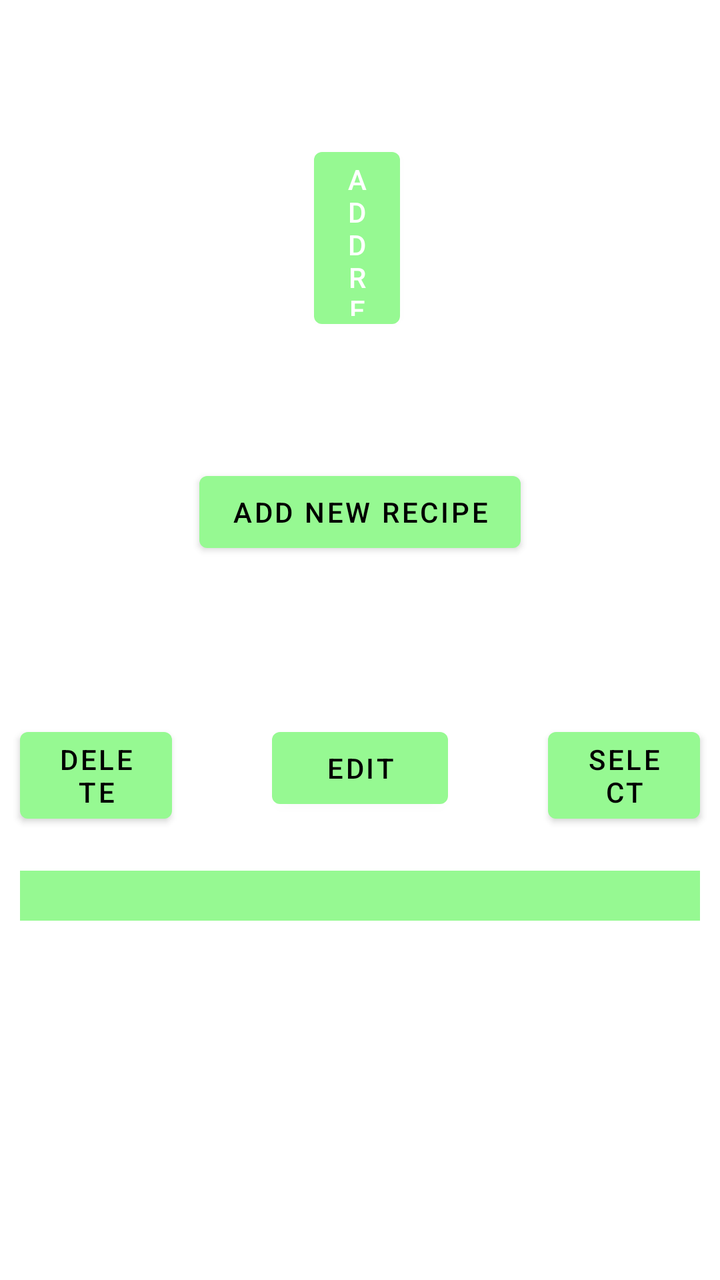
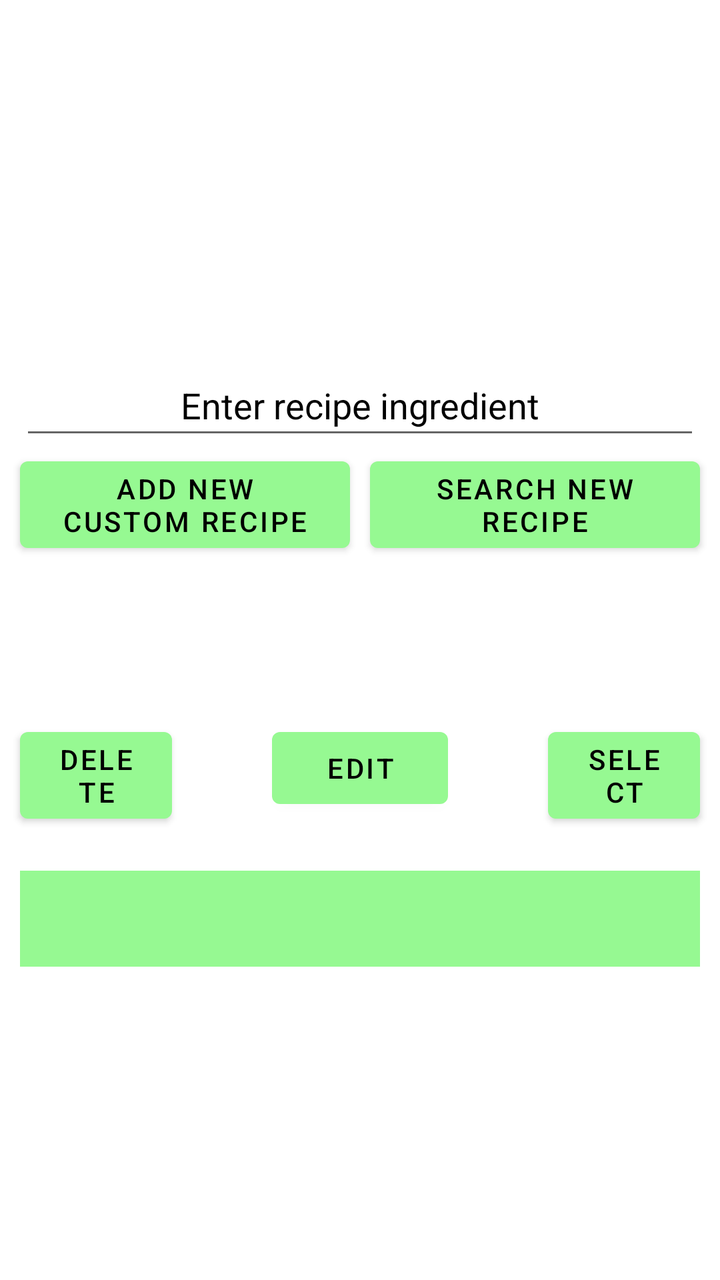

Two renders of the same Android screen: before a commit and after it. Below are the layout's source before the change and the commit's diff.
<!-- AndroidManifest.xml: application theme Theme.FYP -->
<!-- res/layout/fragment_recipe.xml -->
<?xml version="1.0" encoding="utf-8"?>
<RelativeLayout xmlns:android="http://schemas.android.com/apk/res/android"
    xmlns:app="http://schemas.android.com/apk/res-auto"
    xmlns:tools="http://schemas.android.com/tools"
    android:layout_width="match_parent"
    android:layout_height="match_parent"
    tools:context=".RecipeFragment">

    <Button
        android:id="@+id/addRecipe"
        android:layout_width="wrap_content"
        android:layout_height="wrap_content"
        android:layout_above="@+id/horizontalView"
        android:layout_centerHorizontal="true"
        android:layout_marginBottom="40dp"
        android:text="Add new Recipe"
        android:textColor="@color/primaryTextColor" />

    <Button
        android:id="@+id/testAddRecipe"
        android:layout_width="wrap_content"
        android:layout_height="wrap_content"
        android:layout_above="@+id/addRecipe"
        android:layout_alignParentStart="true"
        android:layout_alignParentTop="true"
        android:layout_alignParentEnd="true"
        android:layout_marginStart="157dp"
        android:layout_marginTop="70dp"
        android:layout_marginEnd="160dp"
        android:layout_marginBottom="64dp"
        android:text="add recipe" />

    <androidx.recyclerview.widget.RecyclerView
        android:id="@+id/horizontalView"
        android:layout_width="match_parent"
        android:layout_height="wrap_content"
        android:layout_centerInParent="true"
        android:orientation="horizontal">

    </androidx.recyclerview.widget.RecyclerView>

    <RelativeLayout
        android:id="@+id/DESbuttons"
        android:layout_width="match_parent"
        android:layout_height="wrap_content"
        android:layout_below="@+id/horizontalView"
        android:paddingTop="40dp">

        <Button
            android:id="@+id/delete"
            android:layout_width="wrap_content"
            android:layout_height="wrap_content"
            android:layout_alignParentStart="true"
            android:layout_marginStart="10dp"
            android:layout_marginEnd="50dp"
            android:layout_toStartOf="@+id/edit"

            android:text="Delete"
            android:textColor="@color/primaryTextColor" />

        <Button
            android:id="@+id/edit"
            android:layout_width="wrap_content"
            android:layout_height="wrap_content"
            android:layout_centerHorizontal="true"
            android:text="Edit"
            android:textColor="@color/primaryTextColor" />

        <Button
            android:id="@+id/select"
            android:layout_width="wrap_content"
            android:layout_height="wrap_content"
            android:layout_alignParentEnd="true"
            android:layout_marginStart="50dp"
            android:layout_marginEnd="10dp"
            android:layout_toEndOf="@+id/edit"
            android:text="Select"
            android:textColor="@color/primaryTextColor" />

    </RelativeLayout>

    <Spinner
        android:id="@+id/filterSpinner"
        android:layout_width="match_parent"
        android:layout_height="wrap_content"
        android:layout_below="@id/DESbuttons"
        android:layout_marginStart="10dp"
        android:layout_marginTop="20dp"
        android:layout_marginEnd="10dp"
        android:background="@color/primaryColor"
        android:minHeight="25dp"
        android:textAlignment="center" />


</RelativeLayout>
<!-- resources referenced by this layout -->
<resources>
  <color name="primaryColor">#96f992</color>
  <color name="primaryTextColor">#000000</color>
  <style name="Theme.FYP" parent="Theme.MaterialComponents.DayNight.NoActionBar">
          
          <item name="colorPrimary">@color/primaryColor</item>
          <item name="colorPrimaryVariant">@color/primaryLightColor</item>
          <item name="colorOnPrimary">#FFFFFF</item>
          
          <item name="colorSecondary">@color/secondaryColor</item>
          <item name="colorSecondaryVariant">@color/secondaryLightColor</item>
          <item name="colorOnSecondary">#FFFFFF</item>
          
          <item name="android:statusBarColor" tools:targetApi="l">?attr/colorPrimaryVariant</item>
          
  
          <item name="android:windowBackground">#FFFFFF</item>
  
      </style>
  <color name="primaryLightColor">#caffc3</color>
  <color name="secondaryColor">#f377f6</color>
  <color name="secondaryLightColor">#ffaaff</color>
</resources>

<!-- the commit's change to res/layout/fragment_recipe.xml (unified diff, before → after) -->
@@ -6,29 +6,52 @@
     android:layout_height="match_parent"
     tools:context=".RecipeFragment">
 
-    <Button
-        android:id="@+id/addRecipe"
-        android:layout_width="wrap_content"
+    <EditText
+        android:id="@+id/recipeSearch"
+        android:layout_width="match_parent"
+        android:layout_height="wrap_content"
+        android:layout_above="@+id/buttonsForAddingRecipe"
+        android:layout_marginStart="10dp"
+        android:layout_marginEnd="10dp"
+        android:gravity="center"
+        android:hint="Enter recipe ingredient"
+        android:textColor="@color/primaryTextColor"
+        android:textColorHint="@color/primaryTextColor"
+        android:padding="10dp" />
+
+    <LinearLayout
+        android:id="@+id/buttonsForAddingRecipe"
+        android:layout_width="match_parent"
         android:layout_height="wrap_content"
         android:layout_above="@+id/horizontalView"
-        android:layout_centerHorizontal="true"
-        android:layout_marginBottom="40dp"
-        android:text="Add new Recipe"
-        android:textColor="@color/primaryTextColor" />
+        android:layout_centerInParent="true"
+        android:orientation="horizontal">
 
-    <Button
-        android:id="@+id/testAddRecipe"
-        android:layout_width="wrap_content"
-        android:layout_height="wrap_content"
-        android:layout_above="@+id/addRecipe"
-        android:layout_alignParentStart="true"
-        android:layout_alignParentTop="true"
-        android:layout_alignParentEnd="true"
-        android:layout_marginStart="157dp"
-        android:layout_marginTop="70dp"
-        android:layout_marginEnd="160dp"
-        android:layout_marginBottom="64dp"
-        android:text="add recipe" />
+
+        <Button
+            android:id="@+id/addRecipe"
+            android:layout_width="0dp"
+            android:layout_height="wrap_content"
+            android:layout_gravity="fill_vertical"
+            android:layout_marginStart="10dp"
+            android:layout_marginBottom="40dp"
+            android:layout_weight="1"
+            android:text="Add new custom Recipe"
+            android:textColor="@color/primaryTextColor" />
+
+        <Button
+            android:id="@+id/addBrowserRecipe"
+            android:layout_width="0dp"
+            android:layout_height="wrap_content"
+            android:layout_gravity="fill_vertical"
+            android:layout_marginStart="10dp"
+            android:layout_marginEnd="10dp"
+            android:layout_marginBottom="40dp"
+            android:layout_weight="1"
+            android:text="Search new recipe"
+            android:textColor="@color/primaryTextColor" />
+
+    </LinearLayout>
 
     <androidx.recyclerview.widget.RecyclerView
         android:id="@+id/horizontalView"
@@ -88,8 +111,10 @@
         android:layout_marginTop="20dp"
         android:layout_marginEnd="10dp"
         android:background="@color/primaryColor"
-        android:minHeight="25dp"
-        android:textAlignment="center" />
+        android:textColor="@color/primaryTextColor"
+        android:minHeight="48dp"
+        android:textAlignment="center"
+        tools:ignore="SpeakableTextPresentCheck" />
 
 
 </RelativeLayout>
